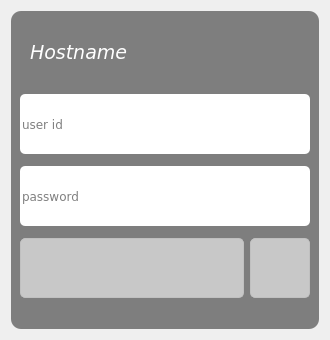
The window that loginform.ui (surlykke/qt-lightdm-greeter) describes before a commit, drawn with Qt 5.
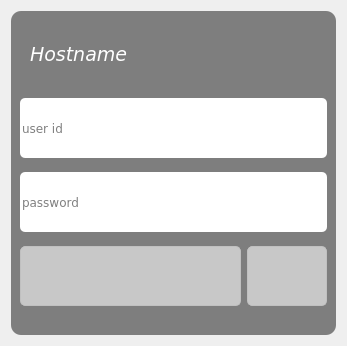
The same window after the commit. Icons and pictures are not drawn.

Commit message: Use combobox for leave button

Patch:
```diff
--- a/loginform.ui
+++ b/loginform.ui
@@ -6,8 +6,8 @@
    <rect>
     <x>0</x>
     <y>0</y>
-    <width>330</width>
-    <height>340</height>
+    <width>347</width>
+    <height>346</height>
    </rect>
   </property>
   <property name="font">
@@ -231,19 +231,20 @@
        </widget>
       </item>
       <item row="3" column="1">
-       <widget class="QPushButton" name="leaveButton">
+       <widget class="QComboBox" name="leaveComboBox">
         <property name="minimumSize">
          <size>
-          <width>60</width>
+          <width>80</width>
           <height>60</height>
          </size>
         </property>
         <property name="maximumSize">
          <size>
-          <width>60</width>
+          <width>80</width>
           <height>60</height>
          </size>
         </property>
+        <item>
         <property name="text">
          <string/>
         </property>
@@ -251,6 +252,7 @@
          <iconset resource="qt-lightdm-greeter.qrc">
           <normaloff>:/resources/leaveIcon.svg</normaloff>:/resources/leaveIcon.svg</iconset>
         </property>
+        </item>
        </widget>
       </item>
      </layout>
```
Lines whose indentation alone changed are shown as unchanged. The commit also changes 3 other files.
